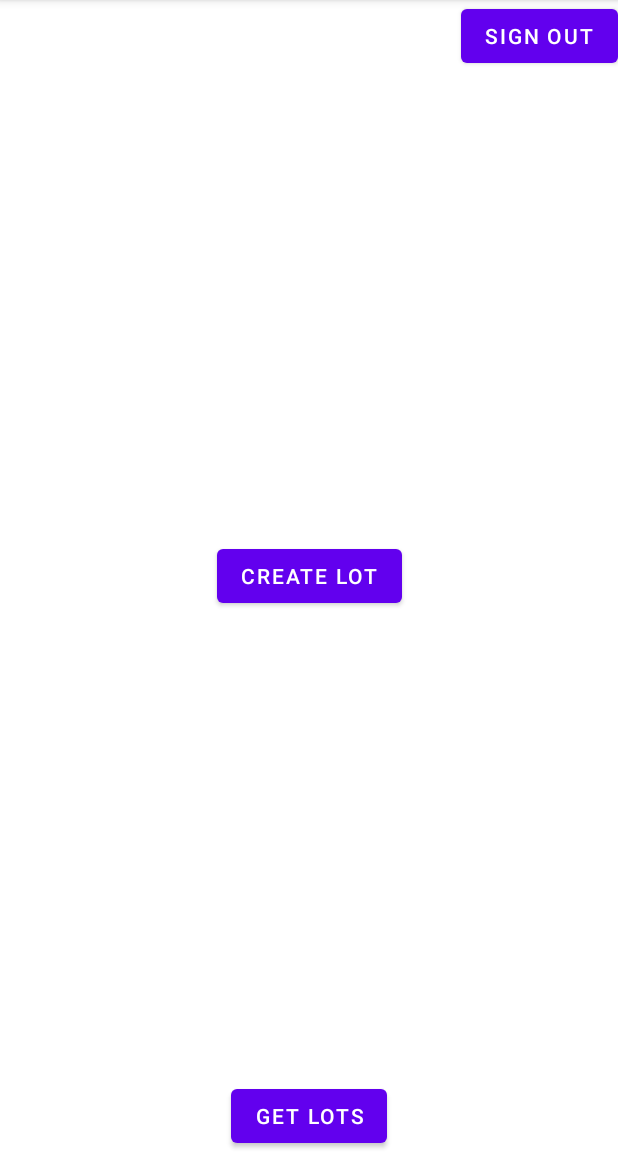
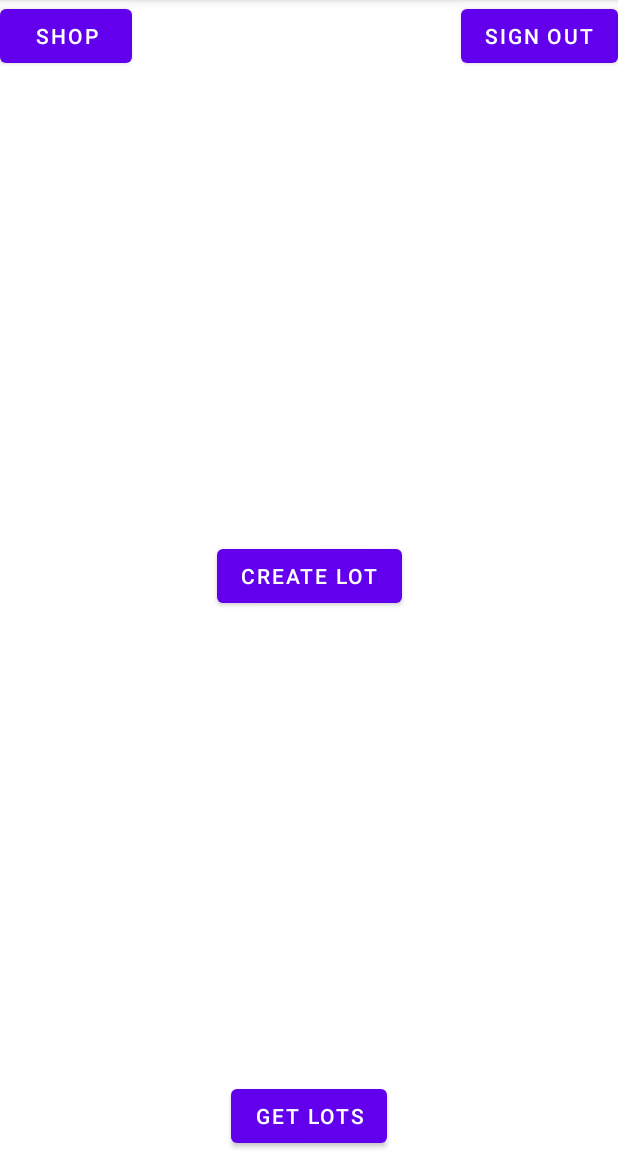
Before and after one commit to uptechteam/halo, an Android app: the MainActivity screen opened directly, with no data from a screen before it, on a phone screen of 412 x 824 dp, the part 84-1236 px from its top. Run offline under Robolectric (Android 15) with nearby library versions, the phone set to English and light mode, and no system bars.

Commit message:
minor changes

```diff
--- a/app/src/main/java/com/uptech/halo/MainActivity.kt
+++ b/app/src/main/java/com/uptech/halo/MainActivity.kt
@@ -29,6 +29,16 @@ class MainActivity : AppCompatActivity() {
 
   private fun initScreen() {
     binding.sigOut.setOnClickListener {
+      signOut()
+    }
+
+    binding.openShop.setOnClickListener {
+
+    }
+  }
+
+
+  private fun signOut() {
     val gso = GoogleSignInOptions.Builder(GoogleSignInOptions.DEFAULT_SIGN_IN)
       .requestEmail()
       .build()
@@ -40,4 +50,3 @@ class MainActivity : AppCompatActivity() {
       }
   }
 }
-}
--- a/app/src/main/res/layout/activity_main.xml
+++ b/app/src/main/res/layout/activity_main.xml
@@ -6,6 +6,16 @@
     android:layout_height="match_parent"
     tools:context=".MainActivity"
     >
+
+  <com.google.android.material.button.MaterialButton
+      android:id="@+id/openShop"
+      android:layout_width="wrap_content"
+      android:layout_height="wrap_content"
+      android:text="Shop"
+      app:layout_constraintTop_toTopOf="parent"
+      app:layout_constraintStart_toStartOf="parent"
+      />
+
   <com.google.android.material.button.MaterialButton
       android:id="@+id/createLot"
       android:layout_width="wrap_content"
```
Lines whose indentation alone changed are shown as unchanged.
